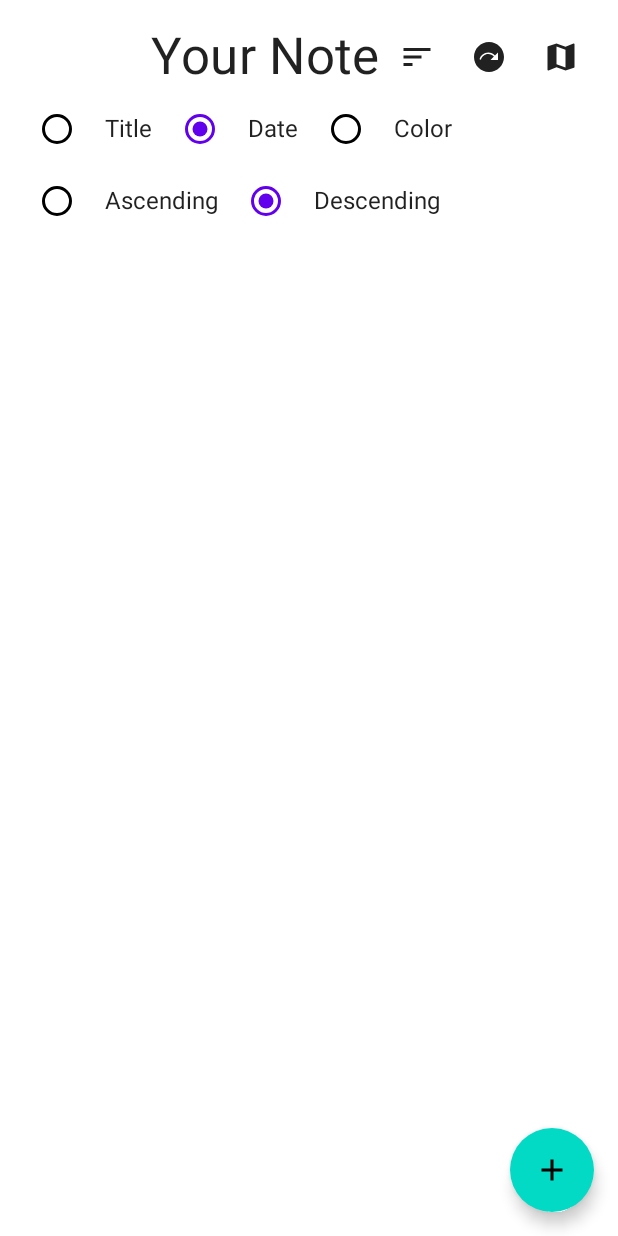
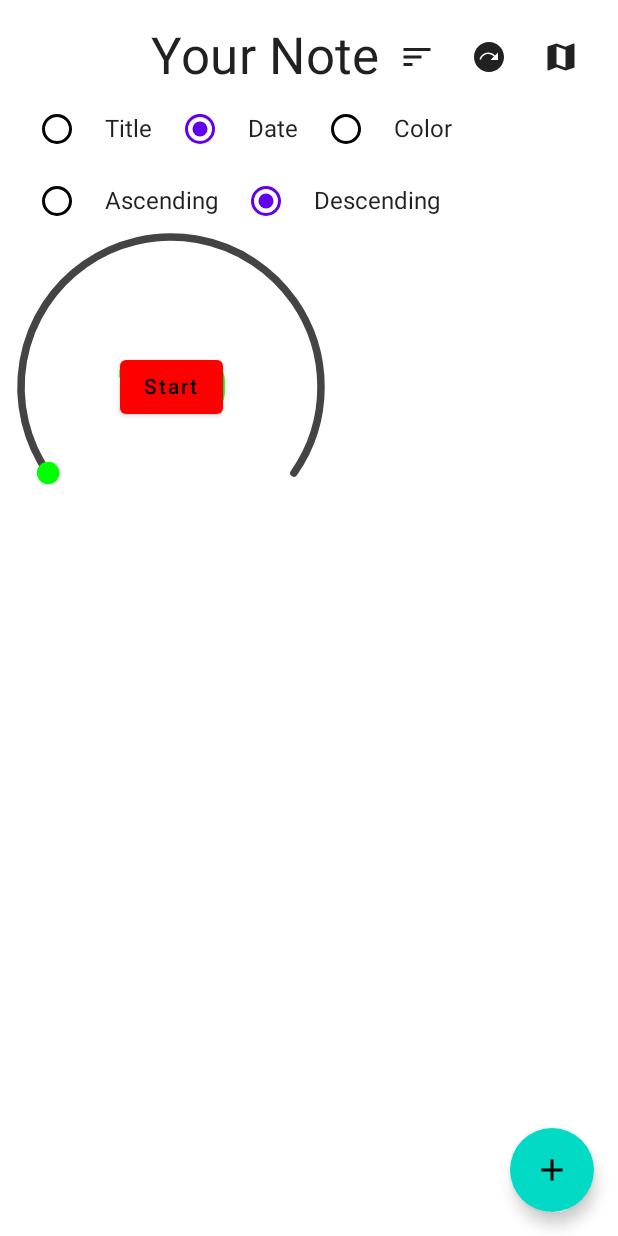
Before and after one commit to rajatk13/ComposeApplication, an Android app built with Jetpack Compose: the screen it shows after launch (MainFifth5Activity), after a tap on "Sort", on a phone screen of 412 x 824 dp. Run offline under Robolectric (Android 15) with nearby library versions, the phone set to English and light mode, and no system bars; our stand-ins replace Dagger/Hilt's generated code, Room's generated code, accompanist.

Commit message:
28=10-22

```diff
--- a/app/build.gradle
+++ b/app/build.gradle
@@ -97,7 +97,7 @@ dependencies {
     implementation "com.google.maps.android:maps-compose:2.7.2"
 
     // Compose dependencies
-   // implementation "androidx.lifecycle:lifecycle-viewmodel-compose:2.4.1"
+    // implementation "androidx.lifecycle:lifecycle-viewmodel-compose:2.4.1"
     implementation 'androidx.compose.runtime:runtime-livedata:1.2.0-alpha03'
 
     //retrofit
@@ -106,7 +106,7 @@ dependencies {
     implementation 'com.squareup.okhttp3:okhttp:4.9.1'
     implementation 'com.squareup.okhttp3:logging-interceptor:4.9.1'
     //moshi
-//    implementation("com.squareup.moshi:moshi-kotlin:1.14.0")
+    // implementation("com.squareup.moshi:moshi-kotlin:1.14.0")
 
     implementation("io.coil-kt:coil-compose:2.2.1")
     implementation "com.squareup.moshi:moshi-kotlin:$moshi_version"
@@ -123,7 +123,7 @@ dependencies {
     implementation 'com.google.android.gms:play-services-maps:18.1.0'
     implementation 'com.google.maps.android:android-maps-utils:2.3.0'
 //    implementation "com.google.android.libraries.maps:maps:3.1.0-beta"
-   // implementation "com.google.maps.android:maps-v3-ktx:2.2.0"
+//    implementation "com.google.maps.android:maps-v3-ktx:2.2.0"
 
 
 }
--- a/app/src/main/java/com/app/composeapplication/fifthApp/ui/screens/AddEdit/MyTransparentTextField.kt
+++ b/app/src/main/java/com/app/composeapplication/fifthApp/ui/screens/AddEdit/MyTransparentTextField.kt
@@ -29,8 +29,8 @@ fun  MyTransparentTextField(
     onValueChange:(String)->Unit,
     onFocusChange:(FocusState)->Unit,
     singleLine:Boolean = false,
-    keyboardOptions: KeyboardOptions,
-    keyboardActions: KeyboardActions
+    keyboardOptions: KeyboardOptions= KeyboardOptions(),
+    keyboardActions: KeyboardActions= KeyboardActions ()
 ) {
   /*  keyboardOptions = KeyboardOptions(imeAction = ImeAction.Next),
     keyboardActions = KeyboardActions(
@@ -56,7 +56,7 @@ fun  MyTransparentTextField(
 @Composable
 fun MyTranspTextField() {
     ComposeApplicationTheme {
-      //  MyTransparentTextField(text = "rajat", hint ="hhhhhh...", onValueChange = {}, onFocusChange = {}, keyboardOptions = KeyboardOptions())
+      MyTransparentTextField(text = "rajat", hint ="hhhhhhint...", onValueChange = {}, onFocusChange = {}, keyboardOptions = KeyboardOptions())
     }
 
 }
--- /dev/null
+++ b/app/src/main/java/com/app/composeapplication/fifthApp/ui/screens/canvas/MyArch.kt
@@ -0,0 +1,106 @@
+package com.app.composeapplication.fifthApp.ui.screens.canvas
+
+import androidx.compose.foundation.Canvas
+import androidx.compose.foundation.layout.Box
+import androidx.compose.material.Button
+import androidx.compose.material.ButtonDefaults
+import androidx.compose.material.Text
+import androidx.compose.runtime.*
+import androidx.compose.ui.Alignment
+import androidx.compose.ui.Modifier
+import androidx.compose.ui.geometry.Offset
+import androidx.compose.ui.geometry.Size
+import androidx.compose.ui.graphics.Color
+import androidx.compose.ui.graphics.PointMode
+import androidx.compose.ui.graphics.StrokeCap
+import androidx.compose.ui.graphics.drawscope.Stroke
+import androidx.compose.ui.layout.onSizeChanged
+import androidx.compose.ui.text.font.FontWeight
+import androidx.compose.ui.unit.Dp
+import androidx.compose.ui.unit.IntSize
+import androidx.compose.ui.unit.dp
+import androidx.compose.ui.unit.sp
+import java.lang.Math.PI
+import kotlin.math.cos
+import kotlin.math.sin
+
+@Composable
+fun ArchComposed(
+    totalTime:Long,
+    handlerColor:Color,
+    inActiveBarColor: Color,
+    activeBarColor:Color,
+    modifier: Modifier= Modifier,
+    initialValue:Float=0f,
+    strokeWidth:Dp=5.dp
+) {
+    var size by remember {
+        mutableStateOf(IntSize.Zero)
+    }
+    var value by remember {
+        mutableStateOf(initialValue)
+    }
+    var currentTime by remember {
+        mutableStateOf(totalTime)
+    }
+    var isTimmerRunning by remember {
+        mutableStateOf(false)
+    }
+
+    Box(
+        contentAlignment = Alignment.Center,
+        modifier = Modifier.onSizeChanged {
+            size = it }
+    ) {
+        Canvas(modifier = modifier){
+            drawArc(
+                color = inActiveBarColor,
+                startAngle = -215f,
+                sweepAngle =    250f ,//* value,
+                useCenter = false,
+                size = Size(size.width.toFloat(), size.height.toFloat()),
+                style = Stroke(strokeWidth.toPx(), cap= StrokeCap.Round)
+            )
+
+            drawArc(
+                color = activeBarColor,
+                startAngle = -215f,
+                sweepAngle =    250f  * value,
+                useCenter = false,
+                size = Size(size.width.toFloat(), size.height.toFloat()),
+                style = Stroke(strokeWidth.toPx(), cap= StrokeCap.Round)
+            )
+
+            val center = Offset(size.width/2f, size.height/2f)
+            val beta  = (250* value+145f) *(PI/180f).toFloat()
+            val r =  size.width/2f
+            val a =  cos(beta) * r
+            val b = sin(beta) * r
+
+            drawPoints(
+                listOf(Offset(center.x+a, center.y+b)),
+                pointMode = PointMode.Points,
+                strokeWidth = (strokeWidth*3f).toPx(),
+                cap= StrokeCap.Round,
+                color =handlerColor
+            )
+
+        }
+        Text(
+            text = (currentTime / 1000L).toString(),
+            fontSize = 44.sp,
+            fontWeight = FontWeight.Bold,
+            color = Color.Green
+        )
+        Button(onClick = { /*TODO*/ }, modifier = Modifier.align(Alignment.Center), colors = ButtonDefaults.buttonColors(
+            backgroundColor = if(isTimmerRunning || currentTime <=0L) Color.Green
+                              else Color.Red,
+
+        )) {
+            Text(text = if (isTimmerRunning && currentTime >= 0L) "Stop"
+                        else if (!isTimmerRunning && currentTime >= 0L)"Start"
+                        else "Restart")
+        }
+
+    }
+}
--- a/app/src/main/java/com/app/composeapplication/fifthApp/ui/screens/mapsScreen/MapScreen.kt
+++ b/app/src/main/java/com/app/composeapplication/fifthApp/ui/screens/mapsScreen/MapScreen.kt
@@ -38,9 +38,17 @@ fun MapScreen(
     //val cameraPositionState1 =
     var properties by remember {
                    mutableStateOf(viewmModel.state.properties.copy(
-                       mapType = MapType.NORMAL
+                       mapType = viewmModel.state.properties.mapType
                    ))
     }
+    viewmModel.state = viewmModel.state.copy(
+        properties =
+        viewmModel.state.properties.copy(
+            mapStyleOptions = if(viewmModel.state.isTogglemap) null
+            else  MapStyleOptions(MapStyles.json)
+        )
+
+    )
     properties =  viewmModel.state.properties
     var circleCenter by remember { mutableStateOf(chd) }
     val scaffoldState = rememberScaffoldState()
@@ -51,6 +59,7 @@ fun MapScreen(
         scaffoldState = scaffoldState,
         floatingActionButton = {
             FloatingActionButton(onClick = {
+                properties =   viewmModel.state.properties
                 viewmModel.mapEvents(MapEvent.ToggleFallout)
             }) {
                 Icon(imageVector =
@@ -100,7 +109,7 @@ fun MapScreen(
                 properties = viewmModel.state.properties.copy(
                   mapType = it
               )
-
+                viewmModel.state.properties = properties
              //   Log.e("TAG", "MapScreen: ${viewmModel.state. properties.mapType.name}", )
               //  viewmModel.mapEvents(MapEvent.refreshFallout)
             })
--- a/app/src/main/java/com/app/composeapplication/fifthApp/ui/screens/mapsScreen/MapViewmModel.kt
+++ b/app/src/main/java/com/app/composeapplication/fifthApp/ui/screens/mapsScreen/MapViewmModel.kt
@@ -47,6 +47,7 @@ class MapViewmModel @Inject constructor(
                      ),
                      isTogglemap = !state.isTogglemap
                  )
+                state = state
             }
             is MapEvent.OnMapLongClick->{
                 viewModelScope.launch {
--- a/app/src/main/java/com/app/composeapplication/fifthApp/ui/screens/note/MyNoteScreen.kt
+++ b/app/src/main/java/com/app/composeapplication/fifthApp/ui/screens/note/MyNoteScreen.kt
@@ -15,12 +15,14 @@ import androidx.compose.runtime.Composable
 import androidx.compose.runtime.rememberCoroutineScope
 import androidx.compose.ui.Alignment
 import androidx.compose.ui.Modifier
+import androidx.compose.ui.graphics.Color
 import androidx.compose.ui.platform.LocalContext
 import androidx.compose.ui.tooling.preview.Preview
 import androidx.compose.ui.unit.dp
 import androidx.hilt.navigation.compose.hiltViewModel
 import androidx.navigation.NavController
 import androidx.navigation.compose.rememberNavController
+import com.app.composeapplication.fifthApp.ui.screens.canvas.ArchComposed
 import com.app.composeapplication.fifthApp.ui.screens.note.model.MyNoteEvents
 import com.app.composeapplication.fifthApp.ui.theme.ComposeApplicationTheme
 import com.app.composeapplication.firstApp.ui.feture_note.Main_Sample2Activity
@@ -63,6 +65,11 @@ fun MyNoteScreen(
 
                     }
 
+                    /*IconButton(onClick = {
+                    //Toast.makeText(context,"$s", Toast.LENGTH_SHORT).show()
+                    }) {
+                        Icon(imageVector = Icons.Default.AreaChart, contentDescription = "AreaChart")
+                    }*/
                     IconButton(onClick = {
                         context.startActivity(Intent(context, WorkManagerSampleActivity::class.java))
                     //Toast.makeText(context,"$s", Toast.LENGTH_SHORT).show()
@@ -77,6 +84,7 @@ fun MyNoteScreen(
                         Icon(imageVector = Icons.Default.Map, contentDescription = "NavigateNext")
                     }
                 }
+
                 Toast.makeText(context,"${state.isToggled}", Toast.LENGTH_SHORT).show()
                  AnimatedVisibility(visible = state.isToggled,
                      enter = fadeIn() + slideInVertically(),
@@ -87,7 +95,13 @@ fun MyNoteScreen(
                              viewModel.event(MyNoteEvents.Order(it))}
                      )
                  }
-                  LazyColumn(modifier = Modifier.fillMaxSize()){
+
+                ArchComposed(100L*1000L, handlerColor = Color.Green,
+                    inActiveBarColor = Color.DarkGray, activeBarColor = Color.Green, modifier = Modifier.size(200.dp))
+
+
+
+                LazyColumn(modifier = Modifier.fillMaxSize()){
 
                       items(state.note){ note->
                           Spacer(modifier = Modifier.height(10.dp))
```
